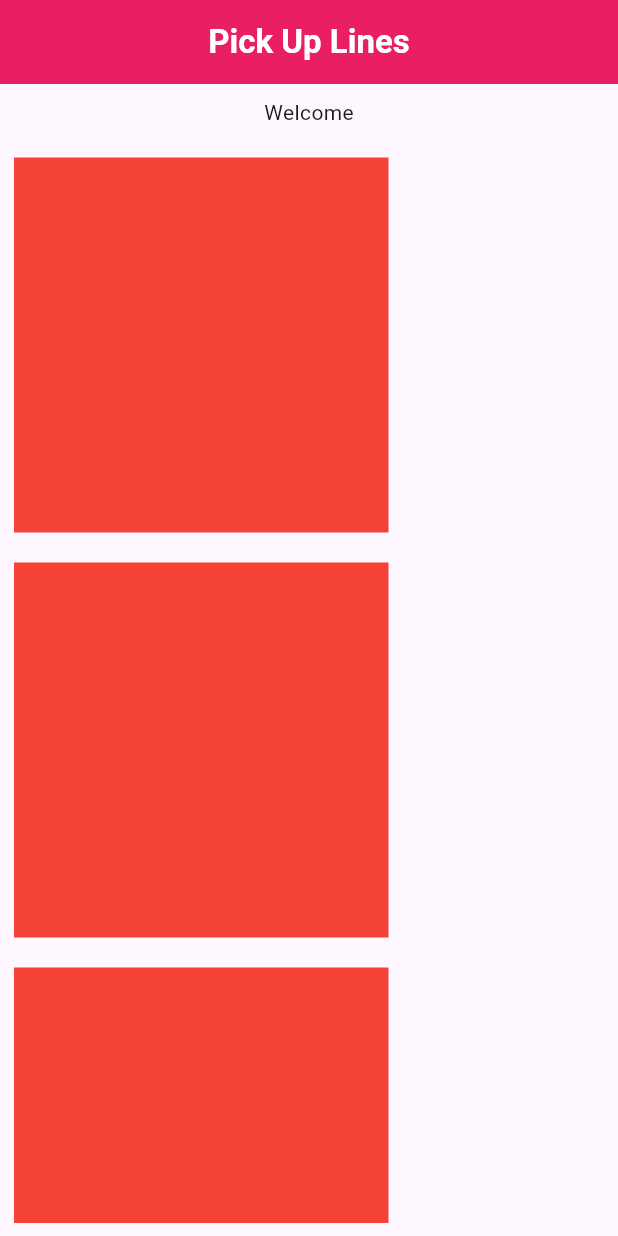
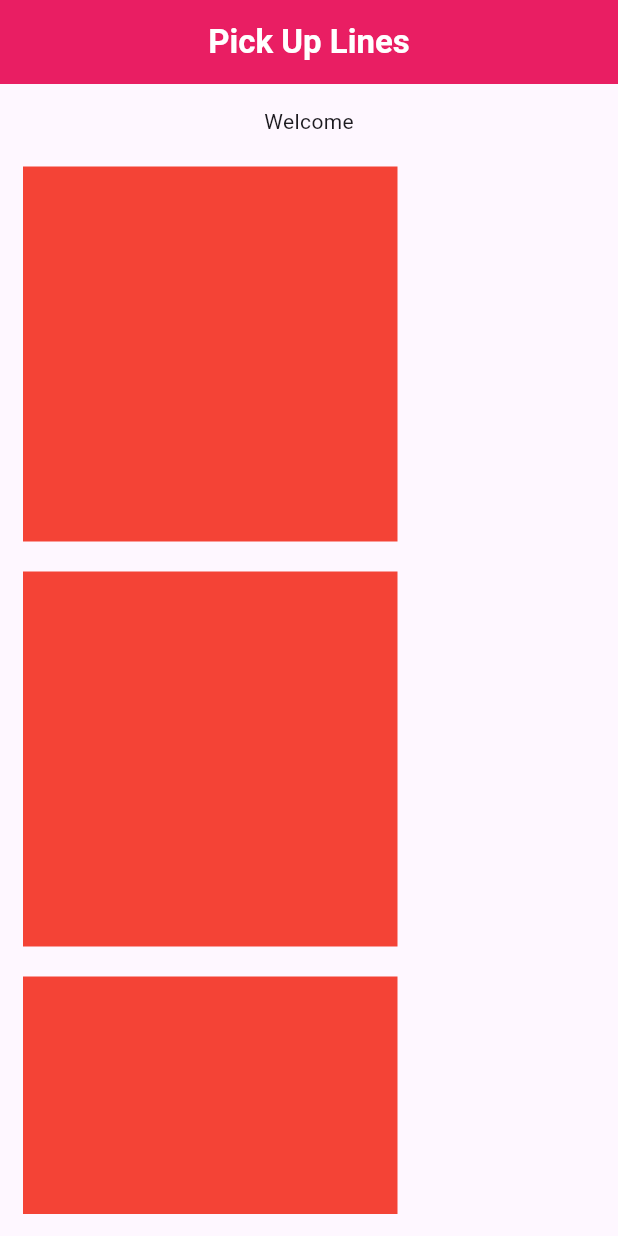
Before and after one commit to admin123KK/goodproject, a Flutter app: the screen it shows after launch, on a phone screen of 412 x 824 dp. Run offline on Flutter 3.47's test engine with Material 3 defaults, Android fonts, the phone set to English and light mode, and no system bars.

Commit message:
commit as check

```diff
--- a/lib/login_page.dart
+++ b/lib/login_page.dart
@@ -20,13 +20,15 @@ class _LoginPageState extends State<LoginPage> {
           centerTitle: true,
         ),
         body: Padding(
-          padding: EdgeInsets.all(9),
+          padding: EdgeInsets.all(15),
           child: SingleChildScrollView(
             child: Column(
               children: [
                 const Column(
                   children: [
-                    Text('Welcome'),
+                    Text(
+                      'Welcome',
+                    ),
                   ],
                 ),
                 const SizedBox(
```
Also changed, not shown: 2 other files.
